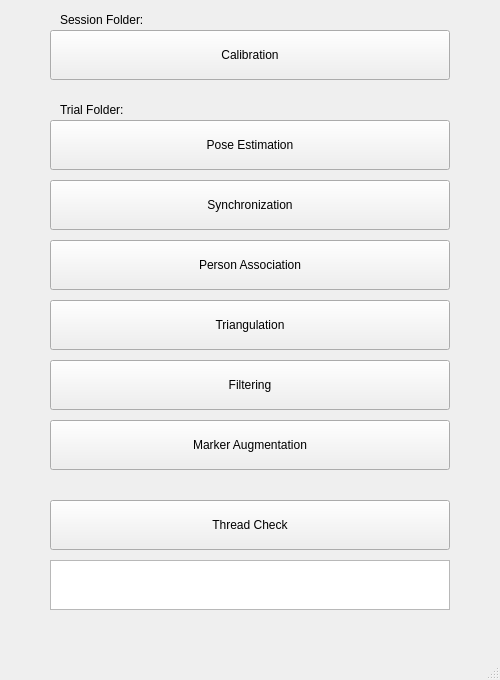
This is pose2sim-processes/process.ui in mattorga/thesis as Qt 5 draws it before an edit. The edited form follows.
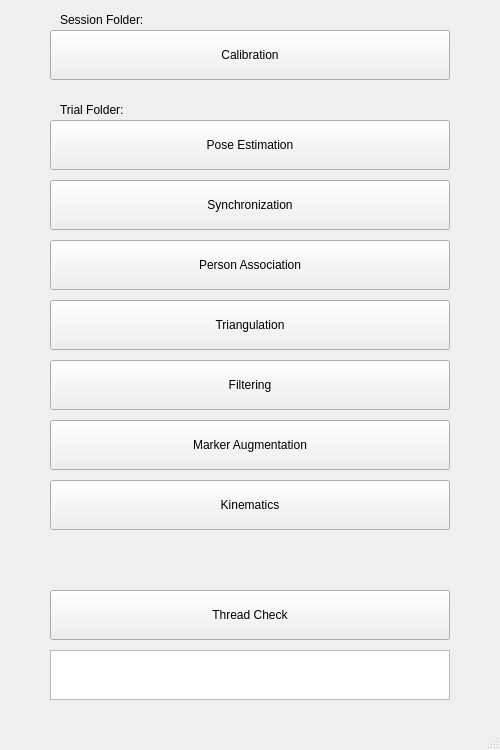
This is the edited form.

Patch:
```diff
--- a/pose2sim-processes/process.ui
+++ b/pose2sim-processes/process.ui
@@ -7,7 +7,7 @@
     <x>0</x>
     <y>0</y>
     <width>500</width>
-    <height>680</height>
+    <height>750</height>
    </rect>
   </property>
   <property name="windowTitle">
@@ -44,7 +44,7 @@
     <property name="geometry">
      <rect>
       <x>50</x>
-      <y>560</y>
+      <y>650</y>
       <width>400</width>
       <height>50</height>
      </rect>
@@ -187,7 +187,7 @@
     <property name="geometry">
      <rect>
       <x>50</x>
-      <y>500</y>
+      <y>590</y>
       <width>400</width>
       <height>50</height>
      </rect>
@@ -196,6 +196,19 @@
      <string>Thread Check</string>
     </property>
    </widget>
+   <widget class="QPushButton" name="kinematicsButton">
+    <property name="geometry">
+     <rect>
+      <x>50</x>
+      <y>480</y>
+      <width>400</width>
+      <height>50</height>
+     </rect>
+    </property>
+    <property name="text">
+     <string>Kinematics</string>
+    </property>
+   </widget>
   </widget>
   <widget class="QMenuBar" name="menubar">
    <property name="geometry">
```
